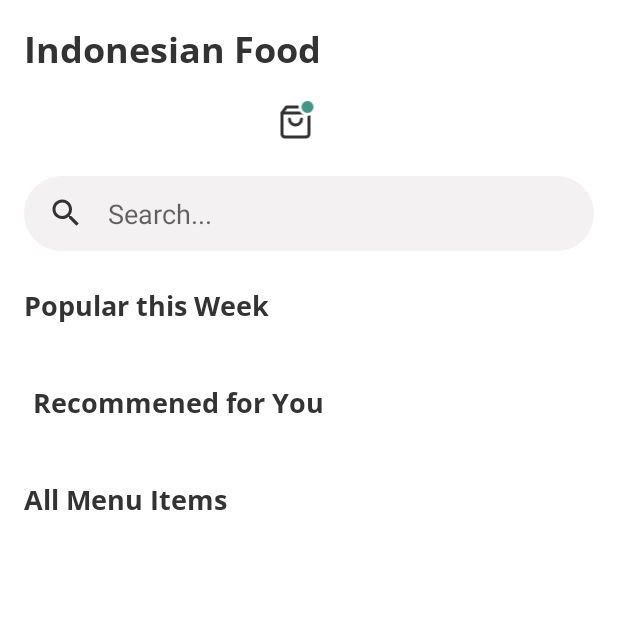
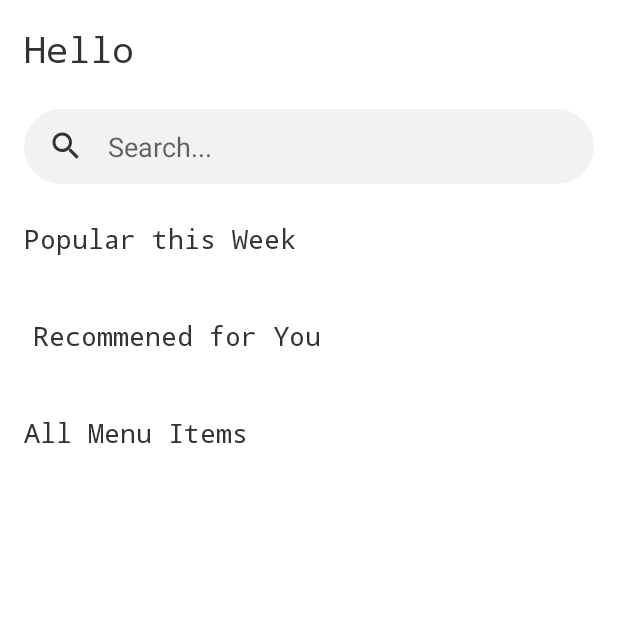
Before and after one commit to bopung/SunShoe, an Android app: the Shoe screen opened directly, with no data from a screen before it, on a phone screen of 412 x 824 dp, the top half of it. Run offline under Robolectric (Android 15) with nearby library versions, the phone set to English and light mode, and no system bars; network calls fail.

Commit message:
uda bisa nih

```diff
--- a/app/src/main/res/font/open_sans_bold.xml
+++ /dev/null
@@ -1,7 +0,0 @@
-<?xml version="1.0" encoding="utf-8"?>
-<font-family xmlns:app="http://schemas.android.com/apk/res-auto"
-        app:fontProviderAuthority="com.google.android.gms.fonts"
-        app:fontProviderPackage="com.google.android.gms"
-        app:fontProviderQuery="name=Open Sans&amp;weight=700"
-        app:fontProviderCerts="@array/com_google_android_gms_fonts_certs">
-</font-family>
--- a/app/src/main/res/layout/activity_all_menu.xml
+++ b/app/src/main/res/layout/activity_all_menu.xml
@@ -91,7 +91,7 @@
         android:layout_marginTop="16dp"
         android:layout_marginEnd="16dp"
         android:layout_marginBottom="16dp"
-        android:fontFamily="@font/open_sans_bold"
+        android:fontFamily="monospace"
         android:text="166"
         android:textColor="#FFFFFF"
         android:textSize="18sp"
--- a/app/src/main/res/layout/activity_popular_item.xml
+++ b/app/src/main/res/layout/activity_popular_item.xml
@@ -20,7 +20,7 @@
         android:id="@+id/all_menu_name"
         android:layout_width="wrap_content"
         android:layout_height="0dp"
-        android:fontFamily="@font/open_sans_bold"
+        android:fontFamily="monospace"
         android:text="Nasi Padang"
         android:textColor="#333333"
         android:textSize="12sp"
--- a/app/src/main/res/layout/activity_recommended_item.xml
+++ b/app/src/main/res/layout/activity_recommended_item.xml
@@ -24,7 +24,7 @@
         android:layout_height="wrap_content"
         android:layout_marginStart="8dp"
         android:layout_marginTop="16dp"
-        android:fontFamily="@font/open_sans_bold"
+        android:fontFamily="monospace"
         android:text="Rendang"
         android:textColor="#333333"
         android:textSize="14sp"
@@ -45,7 +45,7 @@
         android:layout_width="wrap_content"
         android:layout_height="wrap_content"
         android:layout_marginStart="2dp"
-        android:fontFamily="@font/open_sans_semibold"
+        android:fontFamily="monospace"
         android:text="4.5"
         android:textColor="#333333"
         android:textSize="10sp"
@@ -59,7 +59,7 @@
         android:layout_height="wrap_content"
         android:layout_marginEnd="16dp"
         android:layout_marginBottom="20dp"
-        android:fontFamily="@font/open_sans_bold"
+        android:fontFamily="monospace"
         android:text="  160"
         android:textColor="#FFFFFF"
         android:textSize="18sp"
--- a/app/src/main/res/layout/activity_shoe.xml
+++ b/app/src/main/res/layout/activity_shoe.xml
@@ -21,22 +21,12 @@
                 android:layout_height="wrap_content"
                 android:layout_marginStart="16dp"
                 android:layout_marginTop="16dp"
-                android:fontFamily="@font/open_sans_bold"
-                android:text="Indonesian Food"
+                android:fontFamily="monospace"
+                android:text="Hello"
                 android:textColor="#333333"
                 android:textSize="24sp"
                 app:layout_constraintStart_toStartOf="parent"
                 app:layout_constraintTop_toTopOf="parent" />
-
-            <ImageView
-                android:id="@+id/imageView14"
-                android:layout_width="match_parent"
-                android:layout_height="wrap_content"
-                android:layout_marginTop="16dp"
-                android:layout_marginEnd="16dp"
-                app:layout_constraintEnd_toEndOf="parent"
-                app:layout_constraintTop_toTopOf="parent"
-                app:srcCompat="@drawable/ic_cart" />
 
             <EditText
                 android:id="@+id/editText6"
@@ -63,7 +53,7 @@
                 android:layout_height="wrap_content"
                 android:layout_marginStart="16dp"
                 android:layout_marginTop="24dp"
-                android:fontFamily="@font/open_sans_bold"
+                android:fontFamily="monospace"
                 android:text="Popular this Week"
                 android:textColor="#333333"
                 android:textSize="18sp"
@@ -86,7 +76,7 @@
                 android:layout_height="wrap_content"
                 android:layout_marginStart="22dp"
                 android:layout_marginTop="24dp"
-                android:fontFamily="@font/open_sans_bold"
+                android:fontFamily="monospace"
                 android:text="Recommened for You"
                 android:textColor="#333333"
                 android:textSize="18sp"
@@ -108,7 +98,7 @@
                 android:layout_height="wrap_content"
                 android:layout_marginStart="16dp"
                 android:layout_marginTop="24dp"
-                android:fontFamily="@font/open_sans_bold"
+                android:fontFamily="monospace"
                 android:text="All Menu Items"
                 android:textColor="#333333"
                 android:textSize="18sp"
```
Also changed, not shown: app/src/main/java/com/example/sunshoe/DatabaseHelper.java (added, +50 -0 lines), app/src/main/java/com/example/sunshoe/DbUser.java (added, +73 -0 lines), app/src/main/java/com/example/sunshoe/MainActivity.java (+8 -0 lines), app/src/main/java/com/example/sunshoe/loading.java (+25 -2 lines), app/src/main/res/font/open_sans_semibold.xml (deleted, +0 -7 lines), app/src/main/res/layout/activity_shoe_detail.xml (+4 -4 lines).
